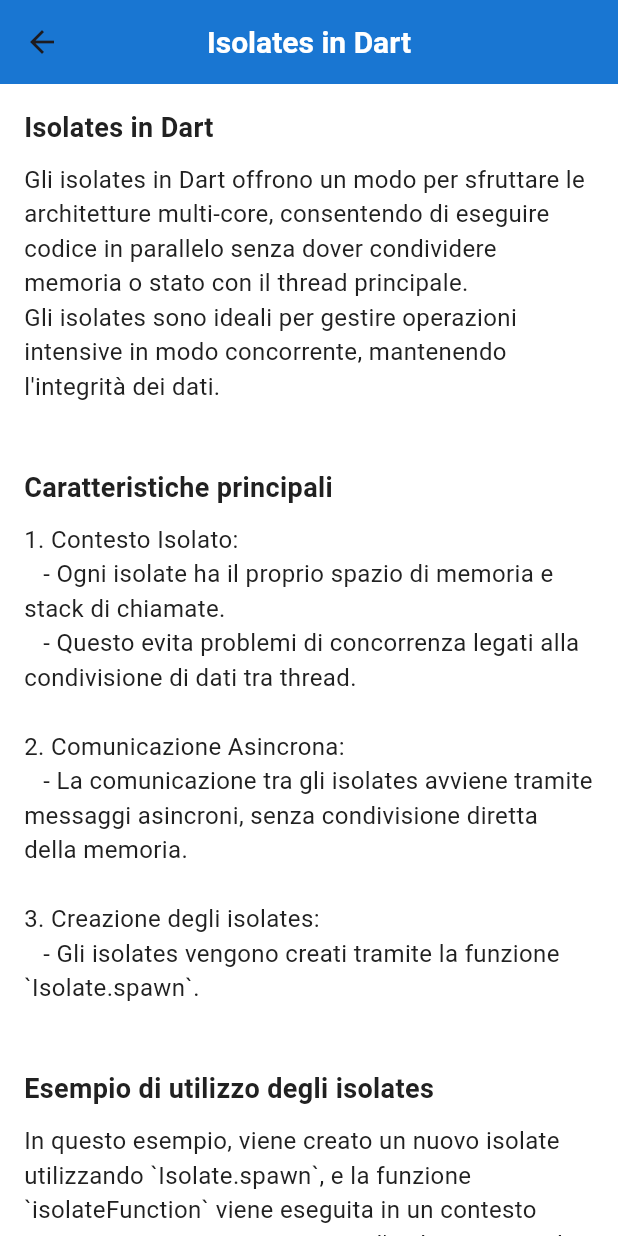
After one commit to TheDollMaster98/flutter_tutorial, a Flutter app: the DartTutorialIsolates screen opened by its route, on a phone screen of 412 x 824 dp. The commit adds this screen. Run offline on Flutter 3.47's test engine with Material 3 defaults, Android fonts, the light colour scheme and no system bars; missing offline and left inert: intro_flutter_0.

Commit message:
aggiungi isolates

```diff
--- a/lib/dart_begin/async/dart_async.dart
+++ b/lib/dart_begin/async/dart_async.dart
@@ -164,6 +164,21 @@ class Todo {
           ''',
           style: TextStyle(fontFamily: 'monospace'),
         ),
+        SizedBox(height: 10),
+        Text(
+          '''
+**Quale delle due è più conveniente?**
+
+`performHTTPRequest()` è più conveniente in termini di **riutilizzabilità** e **flessibilità**. Può essere chiamata da diverse funzioni e utilizzata per effettuare vari tipi di richieste HTTP. Questa funzione è **modulare**, il che facilita la manutenzione e l'espansione del codice.
+
+`future()` è utile se hai bisogno di eseguire una serie di richieste HTTP in **sequenza** e vuoi gestirle in un'unica funzione. Tuttavia, se devi aggiungere nuove operazioni o gestire richieste parallele, potresti dover rivedere la sua struttura. In questo caso, usare una funzione come `performHTTPRequest()` in combinazione con altre tecniche (come `Future.wait()` per richieste parallele) sarebbe più efficiente.
+
+**Quando usare l'una o l'altra:**
+
+- Usa `performHTTPRequest()` se vuoi **modularità** e **flessibilità** per riutilizzare la stessa logica in più contesti.
+- Usa `future()` quando hai bisogno di una sequenza di operazioni asincrone **specifica** e vuoi gestire facilmente il flusso di esecuzione.
+          ''',
+        ),
         SizedBox(height: 20),
       ],
     );
--- /dev/null
+++ b/lib/dart_begin/isolate/dart_isolate.dart
@@ -0,0 +1,128 @@
+import 'package:flutter/material.dart';
+
+class DartTutorialIsolates extends StatelessWidget {
+  const DartTutorialIsolates({super.key});
+
+  @override
+  Widget build(BuildContext context) {
+    return Scaffold(
+      appBar: AppBar(
+        title: const Text('Isolates in Dart'),
+        centerTitle: true,
+      ),
+      body: SingleChildScrollView(
+        padding: const EdgeInsets.all(16),
+        child: Column(
+          crossAxisAlignment: CrossAxisAlignment.stretch,
+          children: <Widget>[
+            // Titolo e spiegazione degli isolates
+            sectionTitle("Isolates in Dart"),
+            const SizedBox(height: 10),
+            explanationText(
+              '''
+Gli isolates in Dart offrono un modo per sfruttare le architetture multi-core, consentendo di eseguire codice in parallelo senza dover condividere memoria o stato con il thread principale.
+Gli isolates sono ideali per gestire operazioni intensive in modo concorrente, mantenendo l'integrità dei dati.
+              ''',
+            ),
+            const SizedBox(height: 20),
+
+            // Caratteristiche principali degli isolates
+            sectionTitle("Caratteristiche principali"),
+            const SizedBox(height: 10),
+            explanationText(
+              '''
+1. Contesto Isolato:
+   - Ogni isolate ha il proprio spazio di memoria e stack di chiamate.
+   - Questo evita problemi di concorrenza legati alla condivisione di dati tra thread.
+
+2. Comunicazione Asincrona:
+   - La comunicazione tra gli isolates avviene tramite messaggi asincroni, senza condivisione diretta della memoria.
+
+3. Creazione degli isolates:
+   - Gli isolates vengono creati tramite la funzione `Isolate.spawn`.
+              ''',
+            ),
+            const SizedBox(height: 20),
+
+            // Esempio di codice che utilizza gli isolates
+            sectionTitle("Esempio di utilizzo degli isolates"),
+            const SizedBox(height: 10),
+            explanationText(
+              '''
+In questo esempio, viene creato un nuovo isolate utilizzando `Isolate.spawn`, e la funzione `isolateFunction` viene eseguita in un contesto separato. La comunicazione tra l'isolato principale e quello secondario avviene tramite messaggi.
+              ''',
+            ),
+            const SizedBox(height: 10),
+            propertyExample(
+              "Codice d'esempio:",
+              const Text(
+                '''
+void isolates() {
+  // Creazione di un nuovo isolato e invio di un messaggio
+  Isolate.spawn(isolateFunction, "Hello from main isolate!");
+}
+
+// Funzione che viene eseguita nel nuovo isolato
+void isolateFunction(message) {
+  print("Isolate received message: \$message");
+}
+                ''',
+                style: TextStyle(fontSize: 14),
+              ),
+            ),
+            const SizedBox(height: 20),
+
+            // Vantaggi degli isolates
+            sectionTitle("Vantaggi degli isolates"),
+            const SizedBox(height: 10),
+            explanationText(
+              '''
+- Concorrenza efficiente: sfruttano il multi-core senza la complessità dei thread tradizionali.
+- Isolamento: ogni isolato ha la propria memoria, riducendo i rischi associati alla condivisione dello stato.
+- Scalabilità: gli isolati permettono di scalare le applicazioni su processori multi-core, migliorando le prestazioni in operazioni intensive.
+              ''',
+            ),
+            const SizedBox(height: 20),
+          ],
+        ),
+      ),
+    );
+  }
+
+  // Funzione helper per creare un titolo di sezione
+  Widget sectionTitle(String title) {
+    return Text(
+      title,
+      style: const TextStyle(
+        fontWeight: FontWeight.bold,
+        fontSize: 18,
+      ),
+    );
+  }
+
+  // Funzione helper per creare del testo esplicativo
+  Widget explanationText(String text) {
+    return Text(
+      text,
+      style: const TextStyle(fontSize: 16),
+    );
+  }
+
+  // Funzione helper per formattare gli esempi di codice
+  Widget propertyExample(String title, Widget content) {
+    return Column(
+      crossAxisAlignment: CrossAxisAlignment.start,
+      children: <Widget>[
+        Text(
+          title,
+          style: const TextStyle(
+            fontWeight: FontWeight.bold,
+            fontSize: 16,
+          ),
+        ),
+        const SizedBox(height: 10),
+        content,
+      ],
+    );
+  }
+}
--- a/lib/intro_pages/dart_start.dart
+++ b/lib/intro_pages/dart_start.dart
@@ -72,6 +72,12 @@ class DartStartPage extends StatelessWidget {
               Navigator.pushNamed(context, '/dart_tutorial_async');
             },
           ),
+          ListTile(
+            title: const Text('Isolates'),
+            onTap: () {
+              Navigator.pushNamed(context, '/dart_tutorial_isolates');
+            },
+          ),
           // Aggiungi altre voci di tutorial qui...
         ],
       ),
--- a/lib/routes/routes.dart
+++ b/lib/routes/routes.dart
@@ -1,6 +1,7 @@
 import 'package:flutter/material.dart';
 import 'package:flutter_tutorial/dart_begin/async/dart_async.dart';
 import 'package:flutter_tutorial/dart_begin/class/class_page.dart';
+import 'package:flutter_tutorial/dart_begin/isolate/dart_isolate.dart';
 
 // DART START:
 import 'package:flutter_tutorial/intro_pages/dart_start.dart';
@@ -70,6 +71,7 @@ Map<String, WidgetBuilder> routes = {
   '/dart_tutorial_functions': (context) => const FunctionsPage(),
   '/dart_tutorial_classes': (context) => const ClassesPage(),
   '/dart_tutorial_async': (context) => const AsyncPage(),
+  '/dart_tutorial_isolates': (context) => const DartTutorialIsolates(),
 
   // FLUTTER TUTORIALS:
   '/flutter_start_tutorial_intro': (context) =>
```
Also changed, not shown: lib/dart_begin/set/dart_set.dart (deleted).
